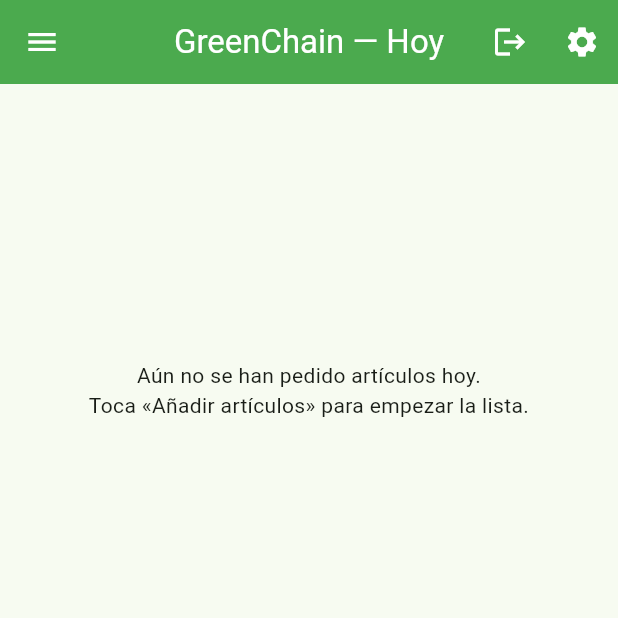
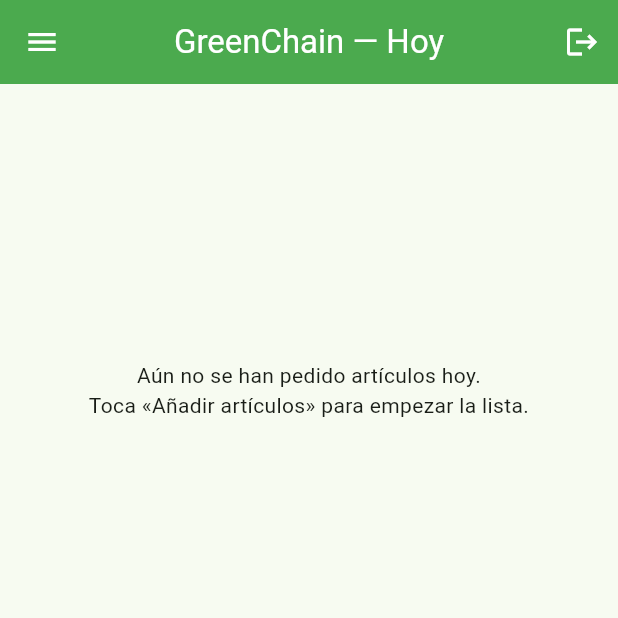
Before and after one commit to mohsinsapra/veg_shop_manager, a Flutter app: the AdminHomePage screen opened directly, on a phone screen of 412 x 824 dp, the top half of it. Run offline on Flutter 3.47's test engine with Material 3 defaults, Android fonts, the phone set to English and light mode, and no system bars; our stand-ins replace beamer, cloud_firestore, firebase_auth, firebase_core, flutter_riverpod, flutter_speed_dial and 6 more; accounts and stored records are empty; generated files the repository leaves out were written again.

Commit message:
feature/cloud-inventory-printing: lock to light theme + default locale, drop settings entry points, fix drawer-only bottom-nav highlight

```diff
--- a/lib/presentation/pages/admin/admin_home_page.dart
+++ b/lib/presentation/pages/admin/admin_home_page.dart
@@ -1,6 +1,5 @@
 import 'package:flutter/material.dart';
 import 'package:flutter_riverpod/flutter_riverpod.dart';
-import 'package:beamer/beamer.dart';
 import '../../../core/l10n/l10n_extension.dart';
 import '../../providers/firebase_auth_provider.dart';
 import 'admin_dashboard_page.dart';
@@ -68,11 +67,6 @@
             tooltip: context.l10n.logoutTooltip,
             onPressed: () => ref.read(authControllerProvider.notifier).signOut(),
           ),
-          IconButton(
-            icon: const Icon(Icons.settings),
-            tooltip: context.l10n.settingsTitle,
-            onPressed: () => context.beamToNamed('/settings'),
-          ),
         ],
       ),
       drawer: Drawer(
@@ -121,6 +115,10 @@
           ? null
           : NavigationBar(
               selectedIndex: _index < _bottomCount ? _index : 0,
+              // Tiendas/Historial live only in the drawer, so when one of those
+              // is active hide the pill instead of falsely highlighting "Hoy".
+              indicatorColor:
+                  _index < _bottomCount ? null : Colors.transparent,
               onDestinationSelected: _select,
               destinations: [
                 for (var i = 0; i < _bottomCount; i++)
--- a/lib/presentation/pages/shop/member_home_page.dart
+++ b/lib/presentation/pages/shop/member_home_page.dart
@@ -1,7 +1,6 @@
 import 'package:flutter/material.dart';
 import 'package:flutter_riverpod/flutter_riverpod.dart';
 import 'package:intl/intl.dart';
-import 'package:beamer/beamer.dart';
 import '../../../core/l10n/l10n_extension.dart';
 import '../../../data/pdf/shopping_pdf_service.dart';
 import '../../../domain/entities/catalog_item_entity.dart';
```
Also changed, not shown: lib/app/app.dart (+6 -3 lines).
